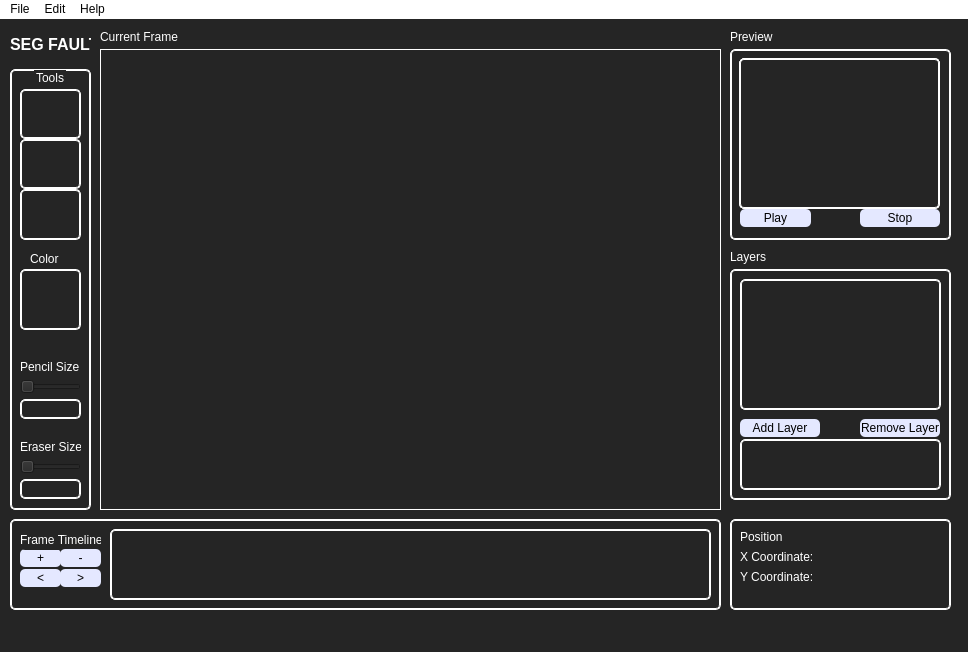
Before: the Qt Designer form PixelEditor/mainwindow.ui in ParkerMiddleton/Sprite-Animator, drawn with Qt 5.
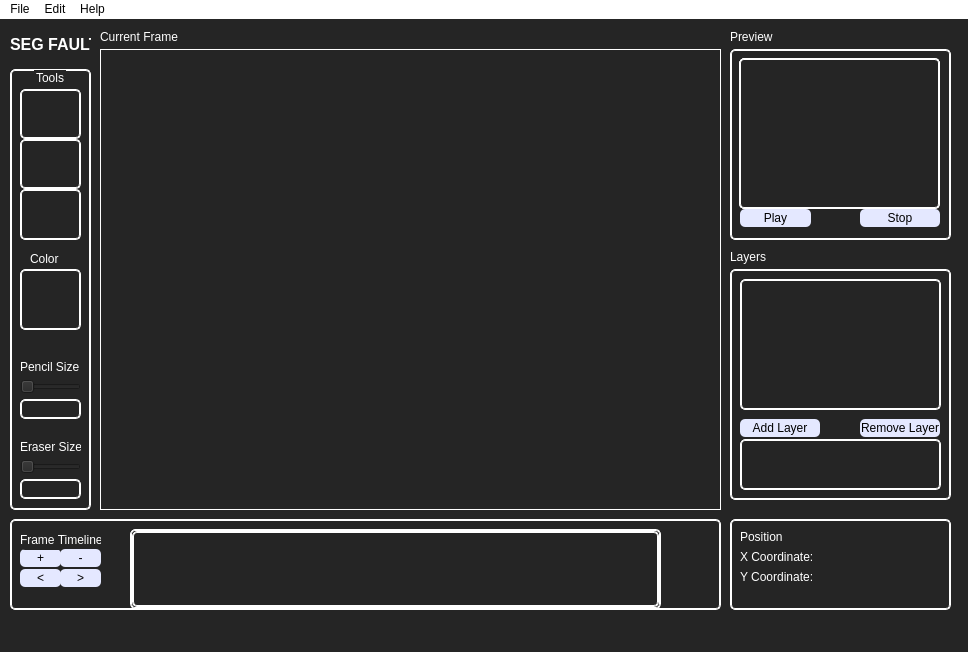
After: the same form once the commit is applied. Icons and pictures are not drawn. Custom widgets are drawn as their Qt base class.

Commit message: Added a UI Elements for a working Frame Timeline

Diff of the .ui file:
```diff
--- a/PixelEditor/mainwindow.ui
+++ b/PixelEditor/mainwindow.ui
@@ -10,6 +10,12 @@
     <height>652</height>
    </rect>
   </property>
+  <property name="sizePolicy">
+   <sizepolicy hsizetype="Preferred" vsizetype="Maximum">
+    <horstretch>0</horstretch>
+    <verstretch>0</verstretch>
+   </sizepolicy>
+  </property>
   <property name="windowTitle">
    <string>MainWindow</string>
   </property>
@@ -626,16 +632,28 @@
       <string>&gt;</string>
      </property>
     </widget>
-    <widget class="QWidget" name="gridLayoutWidget_5">
+    <widget class="FrameTimeline" name="frameTimeline">
      <property name="geometry">
       <rect>
-       <x>100</x>
+       <x>120</x>
        <y>10</y>
-       <width>601</width>
-       <height>71</height>
+       <width>531</width>
+       <height>80</height>
       </rect>
      </property>
-     <layout class="QGridLayout" name="frameTimelineGrid"/>
+     <property name="widgetResizable">
+      <bool>true</bool>
+     </property>
+     <widget class="QWidget" name="frameTimelineContents">
+      <property name="geometry">
+       <rect>
+        <x>0</x>
+        <y>0</y>
+        <width>527</width>
+        <height>76</height>
+       </rect>
+      </property>
+     </widget>
     </widget>
    </widget>
    <widget class="QFrame" name="positionFrame">
@@ -801,6 +819,12 @@
    <extends>QLabel</extends>
    <header location="global">previewwindow.h</header>
   </customwidget>
+  <customwidget>
+   <class>FrameTimeline</class>
+   <extends>QScrollArea</extends>
+   <header location="global">frametimeline.h</header>
+   <container>1</container>
+  </customwidget>
  </customwidgets>
  <resources/>
  <connections/>
```
Left out of the diff: 2 changed lines with no effect on the pictures. The commit also changes 15 other files.
